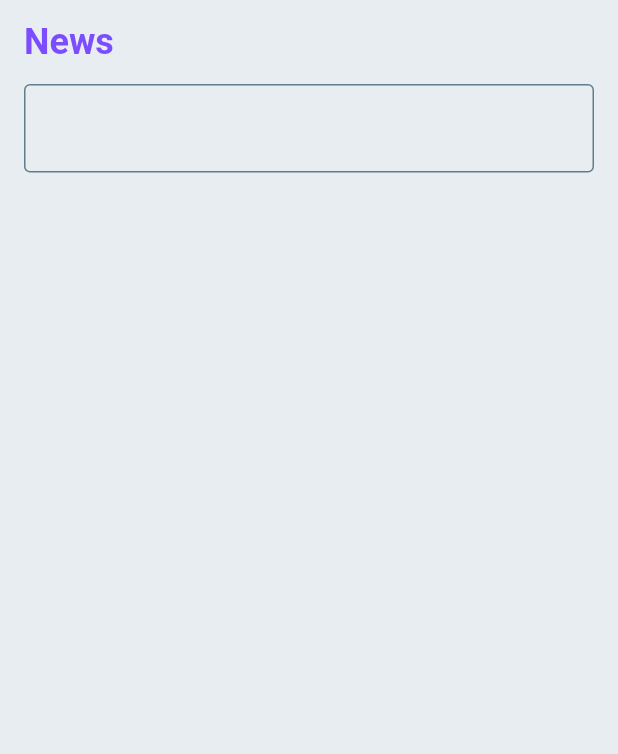
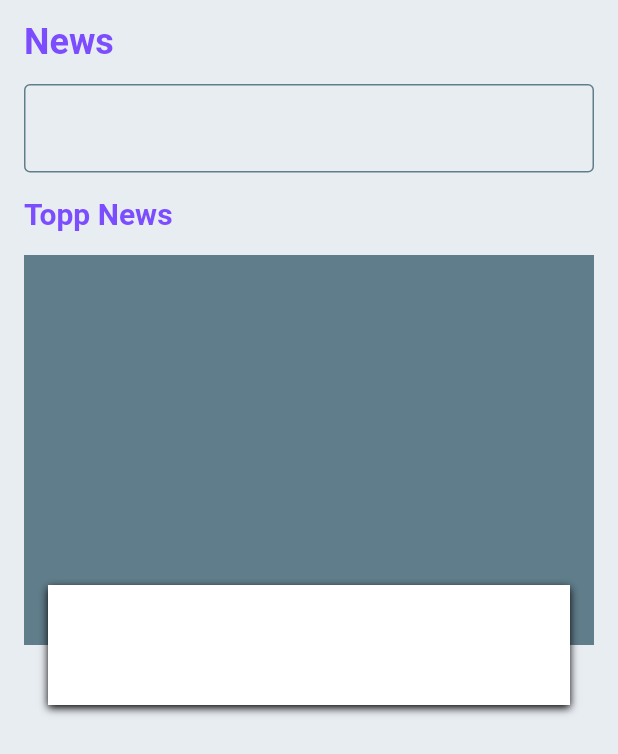
Before and after one commit to rLukes/news_app, a Flutter app: the screen it shows after launch, on a phone screen of 412 x 824 dp. Shown: the top 754 px of the screen. Run offline on Flutter 3.47's test engine with Material 2 defaults, Android fonts, the phone set to English and light mode, and no system bars.

Commit message:
add news card

```diff
--- a/lib/features/show_news/presentation/home_page.dart
+++ /dev/null
@@ -1,34 +0,0 @@
-import 'package:flutter/material.dart';
-import 'package:news_app/core/constant/palette.dart';
-
-
-class HomePage extends StatelessWidget {
-  const HomePage({Key? key}) : super(key: key);
-
-  @override
-  Widget build(BuildContext context) {
-    return Scaffold(
-      backgroundColor: Palette.background,
-      appBar: AppBar(
-        elevation: 0,
-        backgroundColor: Palette.background,
-        title: const Text('News', style: TextStyle(color: Palette.deepBlue, fontSize: 24, fontWeight: FontWeight.bold),),
-      ),
-      body: Padding(
-        padding: const EdgeInsets.symmetric(horizontal: 16),
-        child: Column(
-          mainAxisSize: MainAxisSize.max,
-          children: [
-             TextField(
-               cursorColor: Palette.deepBlue,
-              decoration: InputDecoration(
-                enabledBorder: OutlineInputBorder(borderSide: BorderSide(width: 1, color: Palette.lightGrey) ),
-                focusedBorder: OutlineInputBorder(borderSide: BorderSide(width: 2, color: Palette.deepBlue) ),
-              ),
-            )
-          ],
-        ),
-      ),
-    );
-  }
-}
--- /dev/null
+++ b/lib/features/show_news/presentation/pages/components/news_card.dart
@@ -0,0 +1,40 @@
+import 'package:flutter/material.dart';
+import 'package:news_app/core/constant/palette.dart';
+
+class NewsCard extends StatelessWidget {
+  const NewsCard({Key? key}) : super(key: key);
+
+  @override
+  Widget build(BuildContext context) {
+    return SizedBox(
+      height: 300,
+      width: MediaQuery.of(context).size.width - (2 * 16),
+      child: Stack(
+        children: [
+          Container(
+            height: 260,
+            color: Palette.lightGrey,
+          ),
+          Positioned(
+            left: 16,
+            right: 16,
+            bottom: 0,
+            child: Container(
+              height: 80,
+              // width: MediaQuery.of(context).size.width - (2*32),
+              decoration: const BoxDecoration(
+                color: Colors.white,
+                boxShadow: [
+                  BoxShadow(
+                    offset: Offset(0,2),
+                    blurRadius: 4
+                  )
+                ]
+              ),
+            ),
+          )
+        ],
+      ),
+    );
+  }
+}
--- /dev/null
+++ b/lib/features/show_news/presentation/pages/home_page.dart
@@ -0,0 +1,57 @@
+import 'package:flutter/material.dart';
+import 'package:news_app/core/constant/palette.dart';
+import 'package:news_app/features/show_news/presentation/pages/components/news_card.dart';
+
+class HomePage extends StatelessWidget {
+  const HomePage({Key? key}) : super(key: key);
+
+  @override
+  Widget build(BuildContext context) {
+    return Scaffold(
+      backgroundColor: Palette.background,
+      appBar: AppBar(
+        elevation: 0,
+        backgroundColor: Palette.background,
+        title: const Text(
+          'News',
+          style: TextStyle(
+              color: Palette.deepBlue,
+              fontSize: 24,
+              fontWeight: FontWeight.bold),
+        ),
+      ),
+      body: Padding(
+        padding: const EdgeInsets.symmetric(horizontal: 16),
+        child: Column(
+          crossAxisAlignment: CrossAxisAlignment.start,
+          mainAxisSize: MainAxisSize.max,
+          children: [
+            TextField(
+              cursorColor: Palette.deepBlue,
+              decoration: const InputDecoration(
+                enabledBorder: const OutlineInputBorder(
+                    borderSide: const BorderSide(width: 1, color: Palette.lightGrey)),
+                focusedBorder: const OutlineInputBorder(
+                    borderSide: const BorderSide(width: 2, color: Palette.deepBlue)),
+              ),
+            ),
+            const SizedBox(
+              height: 16,
+            ),
+            Text(
+              'Topp News',
+              style: TextStyle(
+                  color: Palette.deepBlue,
+                  fontWeight: FontWeight.bold,
+                  fontSize: 20),
+            ),
+            const SizedBox(
+              height: 16,
+            ),
+            NewsCard()
+          ],
+        ),
+      ),
+    );
+  }
+}
--- a/lib/main.dart
+++ b/lib/main.dart
@@ -1,5 +1,5 @@
 import 'package:flutter/material.dart';
-import 'package:news_app/features/show_news/presentation/home_page.dart';
+import 'package:news_app/features/show_news/presentation/pages/home_page.dart';
 
 void main() {
   runApp(const MyApp());
```
